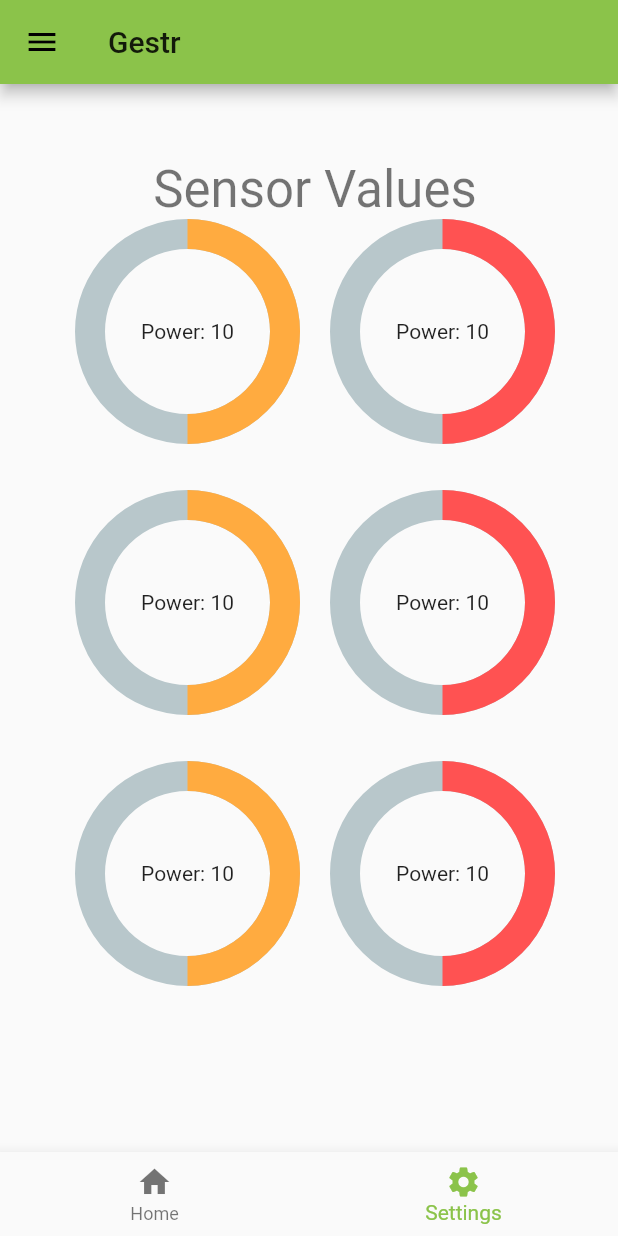
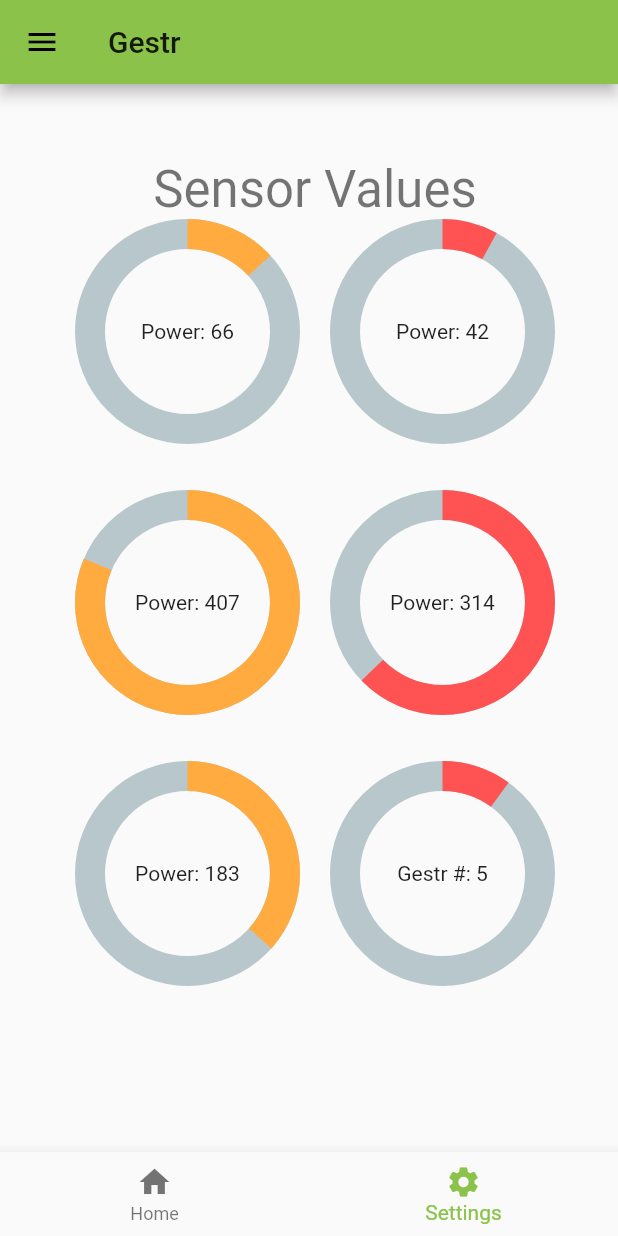
Before and after one commit to TarunChichili/gestr_app, a Flutter app: the screen it shows after launch, item 2 of the bottom bar chosen, on a phone screen of 412 x 824 dp. Run offline on Flutter 3.47's test engine with Material 2 defaults, Android fonts, the phone set to English and light mode, and no system bars; drawn by our look-alikes of percent_indicator; missing offline and left inert: mqtt_client.

Commit message:
add sensor values

```diff
--- a/lib/main.dart
+++ b/lib/main.dart
@@ -229,11 +229,11 @@ class PageTwoState extends State<PageTwo> {
           new CircularPercentIndicator(
             radius: 150.0,
             lineWidth: 20.0,
-            percent: (0 + 0.5),
+            percent: (0 + 0.132),
             animation: true,
             animateFromLastPercent: true,
             animationDuration: 300,
-            center: new Text('Power: ${(1) * 10 }'),
+            center: new Text('Power: ${(1) * 66 }'),
             progressColor: Colors.orangeAccent,
           ),
           new Padding(
@@ -242,11 +242,11 @@ class PageTwoState extends State<PageTwo> {
           new CircularPercentIndicator(
             radius: 150.0,
             lineWidth: 20.0,
-            percent: (0 + 0.5),
+            percent: (0 + 0.08),
             animation: true,
             animateFromLastPercent: true,
             animationDuration: 300,
-            center: new Text('Power: ${(1) * 10 }'),
+            center: new Text('Power: ${(1) * 42 }'),
             progressColor: Colors.redAccent,
           ),
         ]
@@ -260,11 +260,11 @@ class PageTwoState extends State<PageTwo> {
           new CircularPercentIndicator(
             radius: 150.0,
             lineWidth: 20.0,
-            percent: (0 + 0.5),
+            percent: (0 + 0.814),
             animation: true,
             animateFromLastPercent: true,
             animationDuration: 300,
-            center: new Text('Power: ${(1) * 10 }'),
+            center: new Text('Power: ${(1) * 407 }'),
             progressColor: Colors.orangeAccent,
           ),
           new Padding(
@@ -273,11 +273,11 @@ class PageTwoState extends State<PageTwo> {
           new CircularPercentIndicator(
             radius: 150.0,
             lineWidth: 20.0,
-            percent: (0 + 0.5),
+            percent: (0 + 0.628),
             animation: true,
             animateFromLastPercent: true,
             animationDuration: 300,
-            center: new Text('Power: ${(1) * 10 }'),
+            center: new Text('Power: ${(1) * 314 }'),
             progressColor: Colors.redAccent,
           ),
         ]
@@ -291,11 +291,11 @@ class PageTwoState extends State<PageTwo> {
           new CircularPercentIndicator(
             radius: 150.0,
             lineWidth: 20.0,
-            percent: (0 + 0.5),
+            percent: (0 + 0.366),
             animation: true,
             animateFromLastPercent: true,
             animationDuration: 300,
-            center: new Text('Power: ${(1) * 10 }'),
+            center: new Text('Power: ${(1) * 183 }'),
             progressColor: Colors.orangeAccent,
           ),
           new Padding(
@@ -304,11 +304,11 @@ class PageTwoState extends State<PageTwo> {
           new CircularPercentIndicator(
             radius: 150.0,
             lineWidth: 20.0,
-            percent: (0 + 0.5),
+            percent: (0 + 0.1),
             animation: true,
             animateFromLastPercent: true,
             animationDuration: 300,
-            center: new Text('Power: ${(1) * 10 }'),
+            center: new Text('Gestr #: ${(1) * 5 }'),
             progressColor: Colors.redAccent,
           ),
         ]
```
